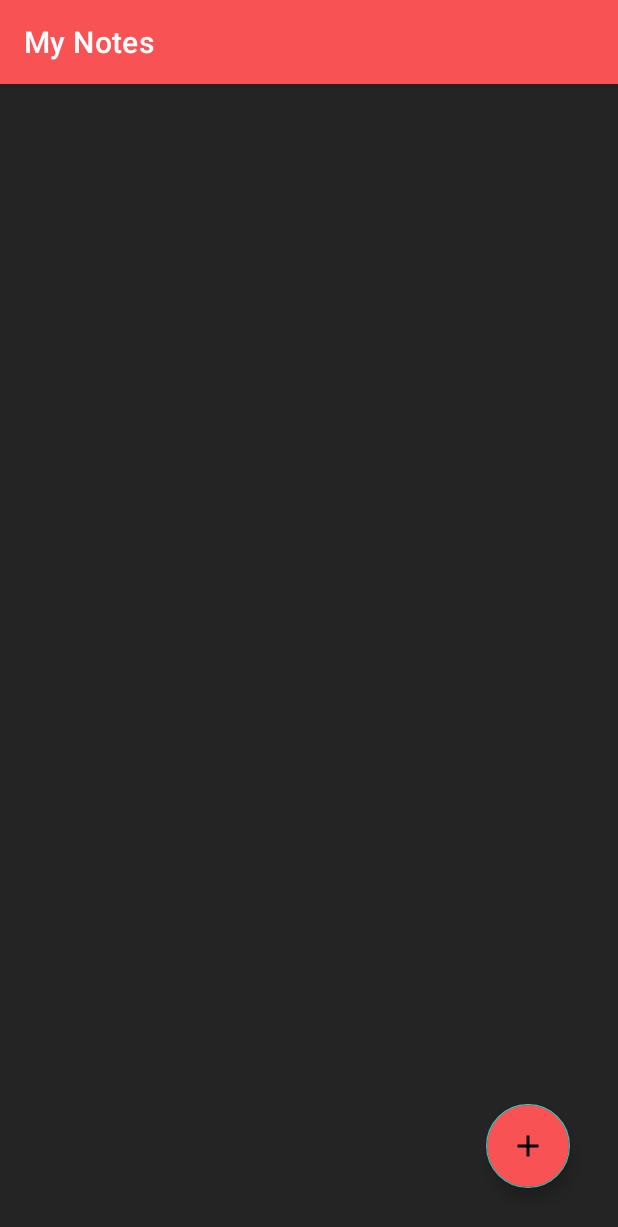
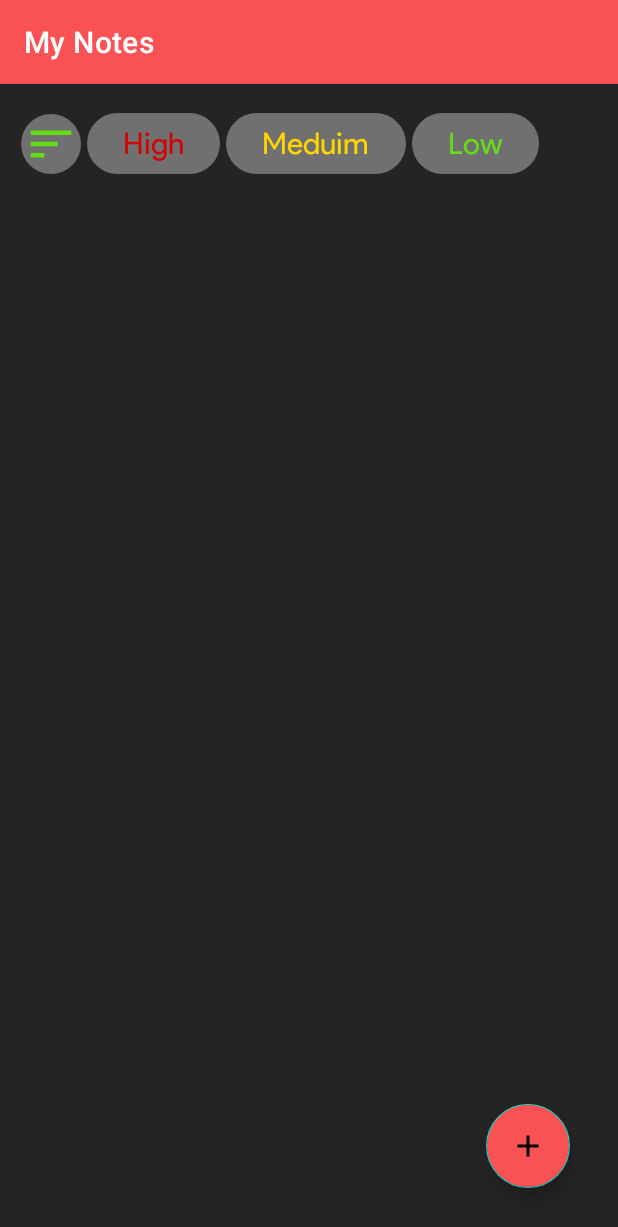
Before and after one commit to pritam-mazumder/Notes-App-2, an Android app: the screen it shows after launch (MainActivity), on a phone screen of 412 x 824 dp. Shown: the top 1227 px of the screen. Run offline under Robolectric (Android 15) with nearby library versions, the phone set to English and light mode, and no system bars; our stand-ins replace Room's generated code, navigation-ui; 1 statement that could not run was skipped.

Commit message:
commit5(filter and delete)

```diff
--- a/app/src/main/java/com/example/notesapp/Dao/NotesDao.kt
+++ b/app/src/main/java/com/example/notesapp/Dao/NotesDao.kt
@@ -15,6 +15,18 @@ interface NotesDao {
     @Query("SELECT * FROM Notes")
     fun getNotes(): LiveData<List<Notes>>
 
+    // Sorting by HIGH
+    @Query("SELECT * FROM Notes WHERE priority = 3")
+    fun getHighNotes(): LiveData<List<Notes>>
+
+    // Sorting by HIGH
+    @Query("SELECT * FROM Notes WHERE priority = 2")
+    fun getMediumNotes(): LiveData<List<Notes>>
+
+    // Sorting by HIGH
+    @Query("SELECT * FROM Notes WHERE priority = 1")
+    fun getLowNotes(): LiveData<List<Notes>>
+
     // Insert data
     @Insert(onConflict = OnConflictStrategy.REPLACE) // OnConflictStrategy us used to deal with same query
     fun insertNotes(notes: Notes)
--- /dev/null
+++ b/app/src/main/res/drawable/baseline_delete_24.xml
@@ -0,0 +1,5 @@
+<vector android:height="24dp" android:tint="#FFFFFF"
+    android:viewportHeight="24" android:viewportWidth="24"
+    android:width="24dp" xmlns:android="http://schemas.android.com/apk/res/android">
+    <path android:fillColor="@android:color/white" android:pathData="M6,19c0,1.1 0.9,2 2,2h8c1.1,0 2,-0.9 2,-2V7H6v12zM19,4h-3.5l-1,-1h-5l-1,1H5v2h14V4z"/>
+</vector>
--- /dev/null
+++ b/app/src/main/res/drawable/bg_sort_option.xml
@@ -0,0 +1,6 @@
+<?xml version="1.0" encoding="utf-8"?>
+<shape xmlns:android="http://schemas.android.com/apk/res/android"
+    android:shape="rectangle">
+    <corners android:radius="150dp" />
+    <solid android:color="#707070" />
+</shape>
--- /dev/null
+++ b/app/src/main/res/drawable/sort_24px.xml
@@ -0,0 +1,11 @@
+<vector xmlns:android="http://schemas.android.com/apk/res/android"
+    android:width="24dp"
+    android:height="24dp"
+    android:viewportWidth="960"
+    android:viewportHeight="960"
+    android:tint="?attr/colorControlNormal"
+    android:autoMirrored="true">
+  <path
+      android:fillColor="@android:color/white"
+      android:pathData="M120,720L120,640L360,640L360,720L120,720ZM120,520L120,440L600,440L600,520L120,520ZM120,320L120,240L840,240L840,320L120,320Z"/>
+</vector>
--- a/app/src/main/res/layout/fragment_home.xml
+++ b/app/src/main/res/layout/fragment_home.xml
@@ -7,14 +7,78 @@
     android:background="@color/bac_color"
     tools:context=".ui.Fragments.HomeFragment">
 
+    <LinearLayout
+        android:id="@+id/linearLayout"
+        android:layout_width="match_parent"
+        android:layout_height="60dp"
+        android:layout_margin="10dp"
+        android:gravity="center_vertical"
+        android:orientation="horizontal"
+        android:padding="4dp"
+        app:layout_constraintEnd_toEndOf="parent"
+        app:layout_constraintStart_toStartOf="parent"
+        app:layout_constraintTop_toTopOf="parent">
+
+        <ImageView
+            android:id="@+id/allNotes"
+            android:layout_width="40dp"
+            android:layout_height="40dp"
+            android:padding="2dp"
+            android:layout_marginEnd="2dp"
+            android:background="@drawable/bg_sort_option"
+            android:src="@drawable/sort_24px"
+            app:tint="@color/green_700" />
+
+        <TextView
+            android:id="@+id/filterHigh"
+            android:layout_width="wrap_content"
+            android:layout_height="wrap_content"
+            android:layout_marginHorizontal="2dp"
+            android:background="@drawable/bg_sort_option"
+            android:fontFamily="@font/regular"
+            android:paddingHorizontal="24dp"
+            android:paddingVertical="8dp"
+            android:text="High"
+            android:textColor="@color/red_700"
+            android:textSize="20sp" />
+
+        <TextView
+            android:id="@+id/filterMedium"
+            android:layout_width="wrap_content"
+            android:layout_height="wrap_content"
+            android:layout_marginHorizontal="2dp"
+            android:background="@drawable/bg_sort_option"
+            android:fontFamily="@font/regular"
+            android:paddingHorizontal="24dp"
+            android:paddingVertical="8dp"
+            android:text="Meduim"
+            android:textColor="@color/yellow_700"
+            android:textSize="20sp" />
+
+        <TextView
+            android:id="@+id/filterLow"
+            android:layout_width="wrap_content"
+            android:layout_height="wrap_content"
+            android:layout_marginStart="2dp"
+            android:background="@drawable/bg_sort_option"
+            android:fontFamily="@font/regular"
+            android:paddingHorizontal="24dp"
+            android:paddingVertical="8dp"
+            android:text="Low"
+            android:textColor="@color/green_700"
+            android:textSize="20sp" />
+
+    </LinearLayout>
+
     <androidx.recyclerview.widget.RecyclerView
         android:id="@+id/rcvAllNotes"
         android:layout_width="match_parent"
-        android:layout_height="match_parent"
+        android:layout_height="0dp"
+        android:layout_margin="10dp"
         app:layout_constraintBottom_toBottomOf="parent"
         app:layout_constraintEnd_toEndOf="parent"
         app:layout_constraintStart_toStartOf="parent"
-        app:layout_constraintTop_toTopOf="parent" />
+        app:layout_constraintTop_toBottomOf="@+id/linearLayout" />
 
 
     <com.google.android.material.floatingactionbutton.FloatingActionButton
```
Also changed, not shown: app/src/main/java/com/example/notesapp/Repository/NotesRepository.kt (+12 -0 lines), app/src/main/java/com/example/notesapp/ViewModel/NotesViewModel.kt (+16 -4 lines), app/src/main/java/com/example/notesapp/ui/Fragments/EditNoteFragment.kt (+39 -1 lines), app/src/main/java/com/example/notesapp/ui/Fragments/HomeFragment.kt (+30 -3 lines), app/src/main/res/layout/dialog_delete.xml (+16 -4 lines), app/src/main/res/menu/delete_menu.xml (added, +10 -0 lines).
